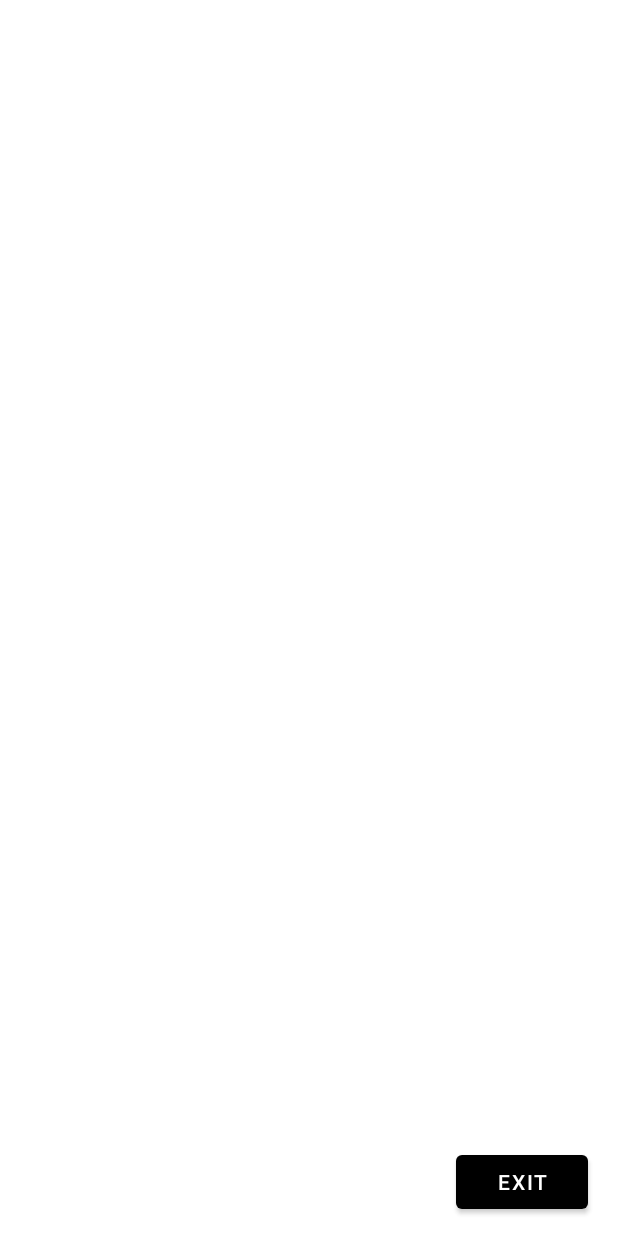
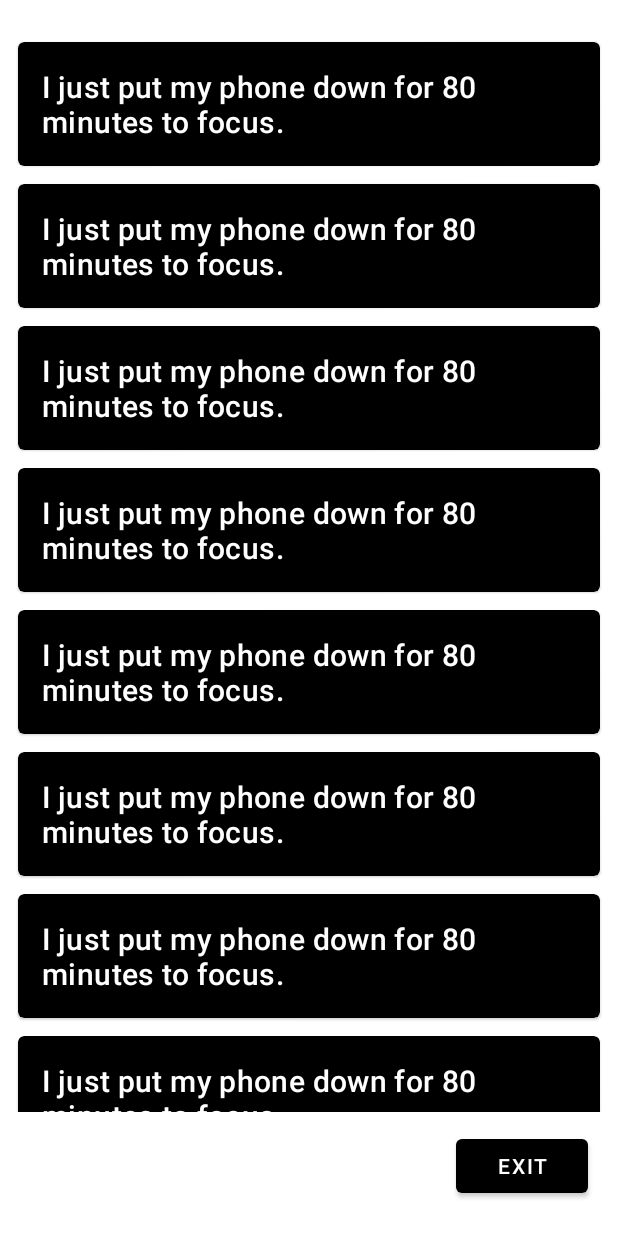
Before and after one commit to PriyabrataNaskar/Focus, an Android app: the StatisticsActivity screen opened directly, with no data from a screen before it, on a phone screen of 412 x 824 dp. Run offline under Robolectric (Android 15) with nearby library versions, the phone set to English and light mode, and no system bars; 2 statements that could not run were skipped.

Commit message:
Recycler View Added

```diff
--- a/app/src/main/java/com/priyo/focus/ui/StatisticsActivity.java
+++ b/app/src/main/java/com/priyo/focus/ui/StatisticsActivity.java
@@ -8,6 +8,8 @@ import android.widget.Toast;
 
 import androidx.appcompat.app.AppCompatActivity;
 import androidx.lifecycle.Observer;
+import androidx.recyclerview.widget.LinearLayoutManager;
+import androidx.recyclerview.widget.RecyclerView;
 import androidx.work.Data;
 import androidx.work.WorkInfo;
 import androidx.work.WorkManager;
@@ -16,8 +18,11 @@ import com.google.android.material.button.MaterialButton;
 import com.priyo.focus.Constants;
 import com.priyo.focus.R;
 import com.priyo.focus.Utils.FormatUtils;
+import com.priyo.focus.adpater.StatAdapter;
 
+import java.util.ArrayList;
 import java.util.List;
+import java.util.Random;
 
 import static com.priyo.focus.Constants.ARG_PROGRESS;
 import static com.priyo.focus.Constants.TAG;
@@ -25,6 +30,12 @@ import static com.priyo.focus.Constants.TAG;
 public class StatisticsActivity extends AppCompatActivity {
     TextView timeTextView;
     MaterialButton exitButton;
+
+    // Member variables for recycler view
+    private RecyclerView mRecyclerView;
+    private List<Integer> mMessageData;
+    private StatAdapter mAdapter;
+
     @Override
     protected void onCreate(Bundle savedInstanceState) {
         super.onCreate(savedInstanceState);
@@ -32,6 +43,14 @@ public class StatisticsActivity extends AppCompatActivity {
         timeTextView = findViewById(R.id.time_text);
         exitButton = findViewById(R.id.exit_button);
 
+        // Initialize the RecyclerView.
+        mRecyclerView = findViewById(R.id.recycler_view);
+
+        // Set the Layout Manager.
+        mRecyclerView.setLayoutManager(new LinearLayoutManager(this));
+
+        // Initialize the ArrayList that will contain the data.
+        mMessageData = new ArrayList<>();
         exitButton.setOnClickListener(new View.OnClickListener() {
             @Override
             public void onClick(View view) {
@@ -62,5 +81,20 @@ public class StatisticsActivity extends AppCompatActivity {
                     }
                 }
             });
+            setRecyclerView();
+    }
+
+    private void setRecyclerView(){
+        List<Integer> timeList = new ArrayList<Integer>();
+        timeList.clear();
+
+        for (int i=0;i<15;i++){
+            timeList.add(new Random().nextInt(20)*5);
+        }
+        if (timeList.size()>0){
+            mMessageData = timeList;
+            mAdapter = new StatAdapter(mMessageData,this);
+            mRecyclerView.setAdapter(mAdapter);
+        }
     }
 }
--- a/app/src/main/res/layout/activity_statistics.xml
+++ b/app/src/main/res/layout/activity_statistics.xml
@@ -6,14 +6,40 @@
     android:layout_height="match_parent"
     tools:context=".ui.StatisticsActivity">
     <!-- Resume and Exit Button -->
+    <androidx.constraintlayout.widget.Guideline
+        android:id="@+id/guideline90"
+        android:layout_width="wrap_content"
+        android:layout_height="wrap_content"
+        android:orientation="horizontal"
+        app:layout_constraintGuide_percent="0.90" />
+    <androidx.constraintlayout.widget.Guideline
+        android:id="@+id/guideline75"
+        android:layout_width="wrap_content"
+        android:layout_height="wrap_content"
+        android:orientation="horizontal"
+        app:layout_constraintGuide_percent="0.75" />
+
+    <androidx.recyclerview.widget.RecyclerView
+        android:id="@+id/recycler_view"
+        android:layout_width="match_parent"
+        android:layout_marginTop="16dp"
+        android:layout_height="0dp"
+        app:layout_constraintBottom_toTopOf="@id/guideline90"
+        app:layout_constraintEnd_toEndOf="parent"
+        app:layout_constraintStart_toStartOf="parent"
+        app:layout_constraintTop_toTopOf="parent"
+        tools:listitem="@layout/item_statistics" />
+
     <RelativeLayout
         android:id="@+id/bottom_layout"
         android:layout_width="match_parent"
-        android:layout_height="wrap_content"
+        android:layout_height="0dp"
+        android:layout_marginBottom="10dp"
         android:gravity="center_vertical"
         app:layout_constraintBottom_toBottomOf="parent"
         app:layout_constraintEnd_toEndOf="parent"
-        app:layout_constraintStart_toStartOf="parent">
+        app:layout_constraintStart_toStartOf="parent"
+        app:layout_constraintTop_toBottomOf="@id/guideline90">
 
         <TextView
             android:id="@+id/time_text"
@@ -23,8 +49,8 @@
             android:layout_marginStart="20dp"
             android:layout_marginTop="12dp"
             android:layout_marginBottom="12dp"
-            tools:text="@string/time"
-            android:textSize="30sp" />
+            android:textSize="30sp"
+            tools:text="@string/time" />
 
         <com.google.android.material.button.MaterialButton
             android:id="@+id/exit_button"
--- a/app/src/main/res/layout/item_statistics.xml
+++ b/app/src/main/res/layout/item_statistics.xml
@@ -3,10 +3,10 @@
     xmlns:tools="http://schemas.android.com/tools"
     android:id="@+id/stat_card"
     android:layout_width="match_parent"
+    android:layout_marginStart="12dp"
+    android:layout_marginTop="12dp"
+    android:layout_marginEnd="12dp"
     android:layout_height="wrap_content"
-    android:layout_marginStart="20dp"
-    android:layout_marginTop="16dp"
-    android:layout_marginEnd="20dp"
     android:backgroundTint="@color/black">
 
     <TextView
@@ -14,7 +14,7 @@
         style="@style/TextAppearance.MaterialComponents.Headline6"
         android:layout_width="wrap_content"
         android:layout_height="wrap_content"
-        android:layout_margin="8dp"
+        android:layout_margin="16dp"
         android:textColor="@color/white"
         tools:text="I just put down my phone for 15 minutes to focus" />
 </com.google.android.material.card.MaterialCardView>
```
